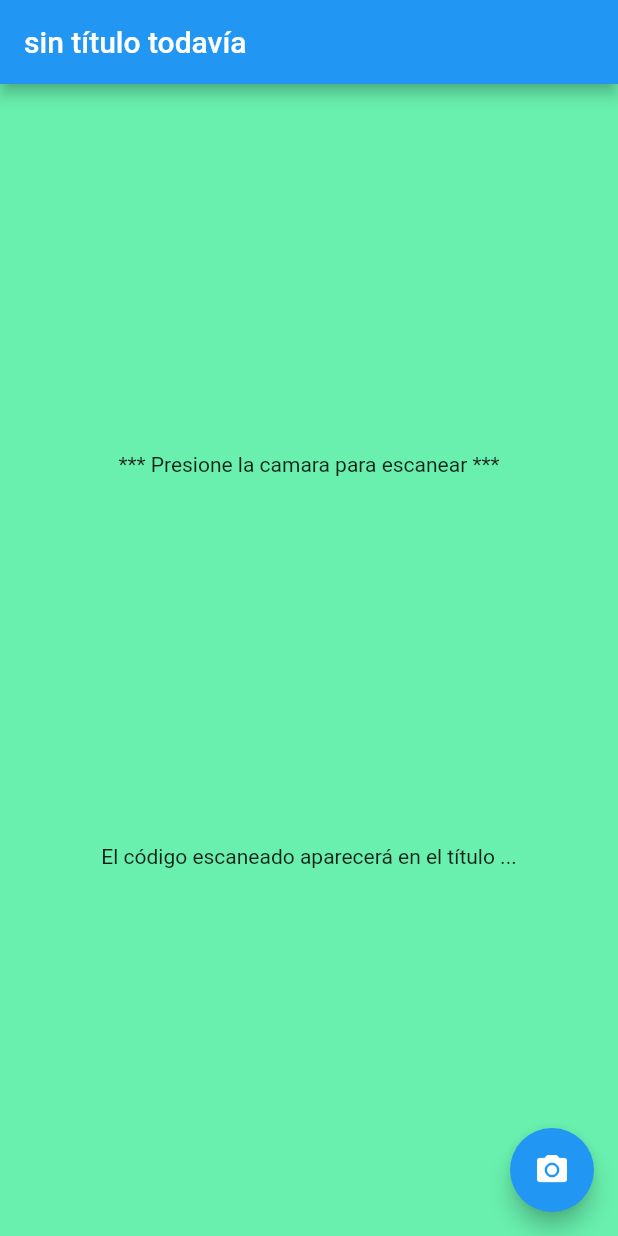
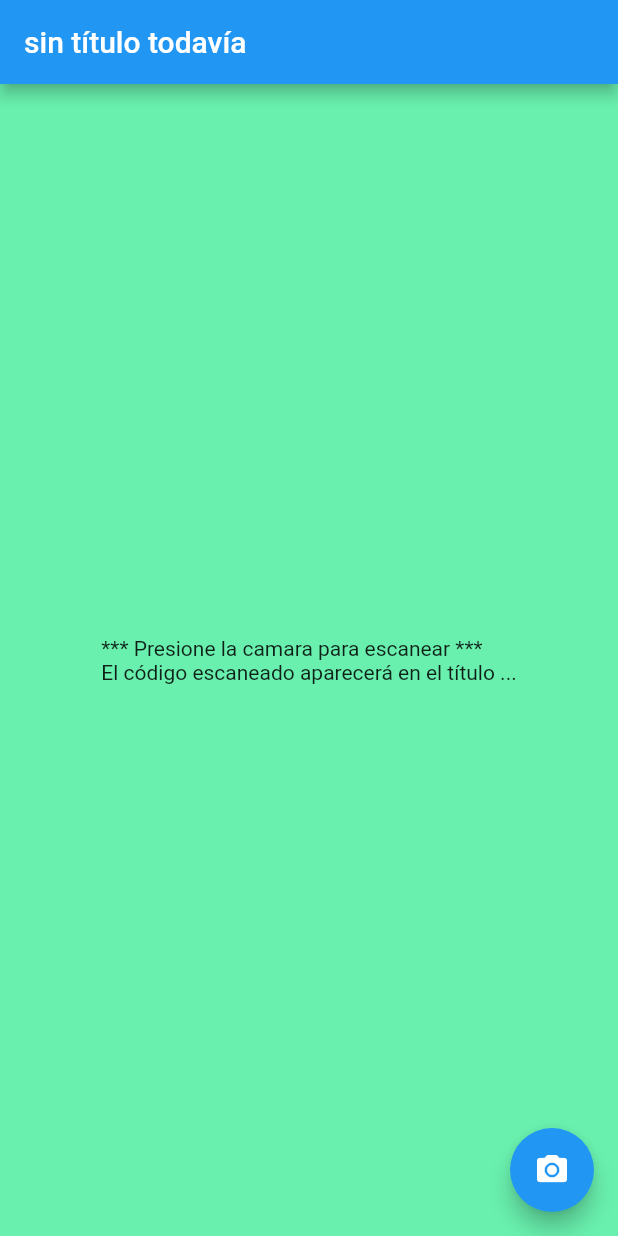
Before and after one commit to radosm/flutter-qr, a Flutter app: the screen it shows after launch, on a phone screen of 412 x 824 dp. Run offline on Flutter 3.47's test engine with Material 2 defaults, Android fonts, the phone set to English and light mode, and no system bars; missing offline and left inert: dart:html, dart:js.

Commit message:
cambio menor

```diff
--- a/lib/main.dart
+++ b/lib/main.dart
@@ -54,8 +54,7 @@ class _MyHomePageState extends State<MyHomePage> {
         child: Column(
           mainAxisAlignment: MainAxisAlignment.spaceEvenly,
           children: <Widget>[
-            Text('*** Presione la camara para escanear ***'),
-            Text('El código escaneado aparecerá en el título ...'),
+            Text('*** Presione la camara para escanear ***\nEl código escaneado aparecerá en el título ...'),
           ],
         ),
       ),
```
